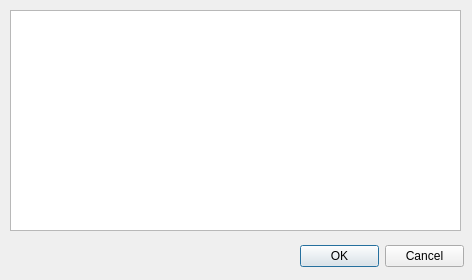
Above: ui/userrules.ui from Trojan-Qt5/Trojan-Qt5 before the change. Below: the same form after it.
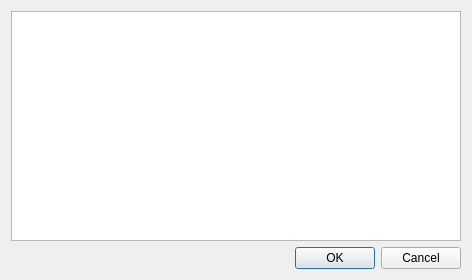
That is the form after the change.

Commit message: [UI] optimize userrules

What changed in the file:
```diff
--- a/ui/userrules.ui
+++ b/ui/userrules.ui
@@ -10,32 +10,27 @@
     <height>280</height>
    </rect>
   </property>
+  <property name="sizePolicy">
+   <sizepolicy hsizetype="Expanding" vsizetype="Expanding">
+    <horstretch>0</horstretch>
+    <verstretch>0</verstretch>
+   </sizepolicy>
+  </property>
   <property name="windowTitle">
    <string>User Rules</string>
   </property>
+  <layout class="QVBoxLayout" name="verticalLayout">
+   <item>
+    <widget class="QTextEdit" name="textEdit"/>
+   </item>
+   <item>
   <widget class="QDialogButtonBox" name="buttonBox">
-   <property name="geometry">
-    <rect>
-     <x>300</x>
-     <y>240</y>
-     <width>164</width>
-     <height>32</height>
-    </rect>
-   </property>
    <property name="standardButtons">
     <set>QDialogButtonBox::Cancel|QDialogButtonBox::Ok</set>
    </property>
   </widget>
-  <widget class="QTextEdit" name="textEdit">
-   <property name="geometry">
-    <rect>
-     <x>10</x>
-     <y>10</y>
-     <width>451</width>
-     <height>221</height>
-    </rect>
-   </property>
-  </widget>
+   </item>
+  </layout>
  </widget>
  <resources/>
  <connections>
```
Lines whose indentation alone changed are shown as unchanged. The commit also changes 1 other file.
